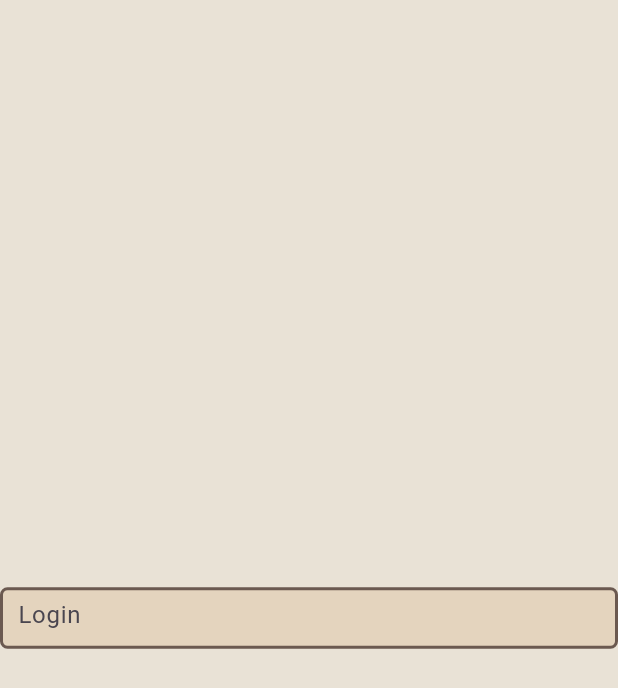
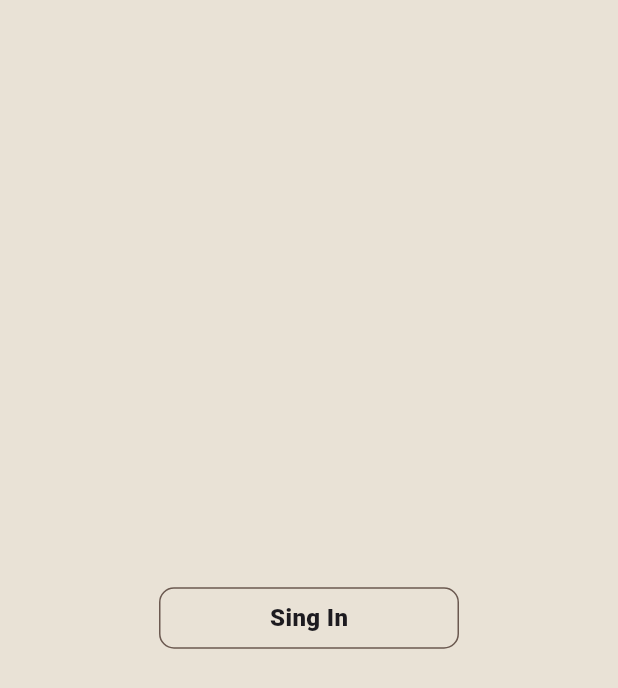
Before and after one commit to fpmi-hci-2024/project12b-mobile-tytik-co-restaraunts, a Flutter app: the screen it shows after launch, on a phone screen of 412 x 824 dp. Shown: the top 688 px of the screen. Run offline on Flutter 3.47's test engine with Material 3 defaults, Android fonts, the phone set to English and light mode, and no system bars; our stand-ins replace auto_route, get_it, google_fonts.

Commit message:
made custom button

```diff
--- a/lib/src/core/widgets/config/common_widgets_theme.dart
+++ b/lib/src/core/widgets/config/common_widgets_theme.dart
@@ -1,4 +1,9 @@
-
+import 'package:flutter/material.dart';
 import 'package:monkey_delivery/src/config/themes/app_colors.dart';
 
-class CommonWidgetsTheme extends AppColors {}
+class CommonWidgetsTheme extends AppColors {
+  final TextStyle? commonTextStyle = const TextStyle(
+    fontSize: 16,
+    fontWeight: FontWeight.w800,
+  );
+}
--- /dev/null
+++ b/lib/src/core/widgets/custom_button.dart
@@ -0,0 +1,54 @@
+import 'package:flutter/material.dart';
+
+import '../../locator/locator.dart';
+import 'config/common_widgets_theme.dart';
+
+class CustomButton extends StatelessWidget {
+  final double? width;
+  final double height;
+  final String text;
+  final VoidCallback? onTap;
+
+  const CustomButton({
+    super.key,
+    this.height = 41,
+    this.width,
+    this.text = '',
+    this.onTap,
+  });
+
+  const CustomButton.auth({
+    super.key,
+    this.width = 200,
+    this.height = 41,
+    this.text = '',
+    this.onTap,
+  });
+
+  @override
+  Widget build(BuildContext context) {
+    final theme = locator<CommonWidgetsTheme>();
+    return GestureDetector(
+      onTap: onTap,
+      behavior: HitTestBehavior.opaque,
+      child: Container(
+        height: height,
+        width: width,
+        decoration: BoxDecoration(
+          color: Colors.transparent,
+          borderRadius: BorderRadius.circular(10),
+          border: Border.all(
+            color: theme.primaryBorderColor,
+            width: 1,
+          ),
+        ),
+        child: Center(
+          child: Text(
+            text,
+            style: theme.commonTextStyle,
+          ),
+        ),
+      ),
+    );
+  }
+}
--- a/lib/src/core/widgets/custom_text_field.dart
+++ b/lib/src/core/widgets/custom_text_field.dart
@@ -27,15 +27,17 @@ class CustomTextField extends StatelessWidget {
         borderRadius: BorderRadius.circular(5),
         border: Border.all(
           color: theme.primaryBorderColor,
-          width: 2,
+          width: 1,
         ),
       ),
       child: TextField(
+        style: theme.commonTextStyle,
         decoration: InputDecoration(
           contentPadding:
               const EdgeInsets.symmetric(horizontal: 10, vertical: 10),
           border: InputBorder.none,
           hintText: placeholderText,
+          hintStyle: theme.commonTextStyle,
         ),
       ),
     );
--- a/lib/src/feature/auth_page/presentation/config/auth_page_theme.dart
+++ b/lib/src/feature/auth_page/presentation/config/auth_page_theme.dart
@@ -2,4 +2,6 @@ import '../../../../config/themes/app_colors.dart';
 
 class AuthTheme extends AppColors {
   final String loginText = 'Login';
+
+  final String signInButtonText = 'Sing In';
 }
--- a/lib/src/feature/auth_page/presentation/sign_in_page.dart
+++ b/lib/src/feature/auth_page/presentation/sign_in_page.dart
@@ -1,7 +1,7 @@
 import 'package:auto_route/annotations.dart';
 import 'package:flutter/material.dart';
-import 'package:monkey_delivery/src/core/widgets/custom_text_field.dart';
 
+import '../../../core/widgets/custom_button.dart';
 import '../../../core/widgets/custom_scaffold.dart';
 import '../../../locator/locator.dart';
 import 'config/auth_page_theme.dart';
@@ -15,11 +15,10 @@ class SignInPage extends StatelessWidget {
     final theme = locator<AuthTheme>();
     return CustomScaffold(
       body: Center(
-        child: CustomTextField(
-          placeholderText: theme.loginText,
+        child: CustomButton.auth(
+          text: theme.signInButtonText,
         ),
       ),
     );
-    ;
   }
 }
```
